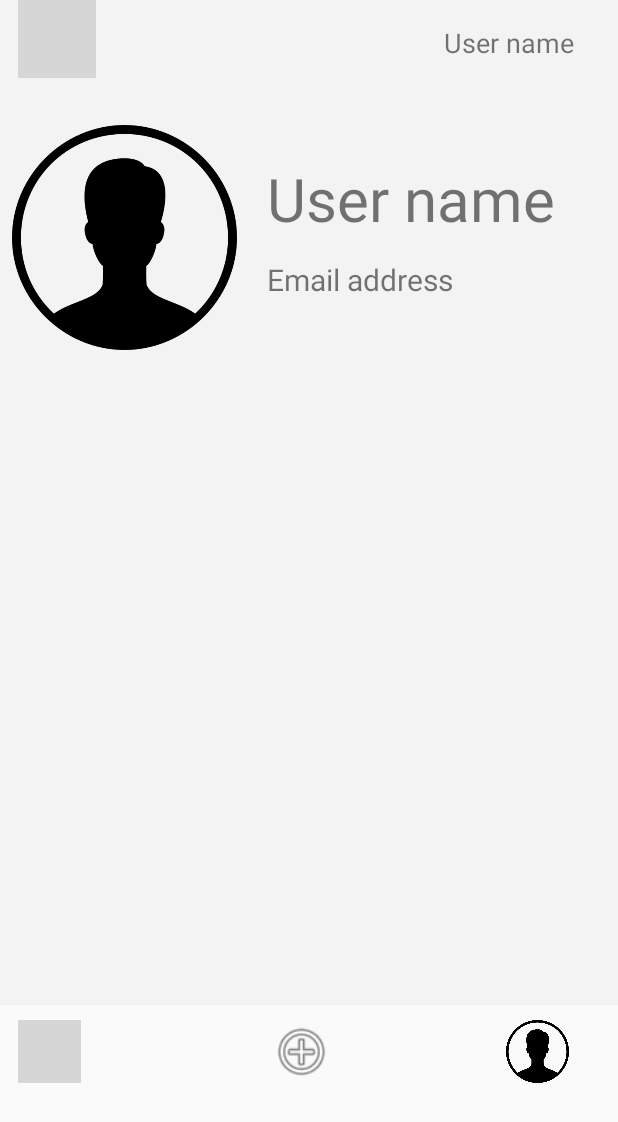
After one commit to csperamune/Traveler, an Android app: the fragment fragment_user placed in its activity, on a phone screen of 412 x 824 dp. The commit adds this screen. Shown: the top 1122 px of the screen. Run offline under Robolectric (Android 15) with nearby library versions, the phone set to English and light mode, and no system bars; grey boxes are pictures that could not be loaded.

Commit message:
Fragment
make the activity_main and activity_user as fragment

```diff
--- a/app/build.gradle
+++ b/app/build.gradle
@@ -30,6 +30,7 @@ dependencies {
     implementation 'androidx.appcompat:appcompat:1.1.0'
     implementation 'androidx.constraintlayout:constraintlayout:1.1.3'
     implementation 'com.google.firebase:firebase-database:19.2.1'
+    implementation 'androidx.legacy:legacy-support-v4:1.0.0'
     testImplementation 'junit:junit:4.12'
     androidTestImplementation 'androidx.test.ext:junit:1.1.1'
     androidTestImplementation 'androidx.test.espresso:espresso-core:3.2.0'
--- a/app/src/main/AndroidManifest.xml
+++ b/app/src/main/AndroidManifest.xml
@@ -13,11 +13,11 @@
         <activity android:name=".activity_img_viewer"></activity>
         <activity android:name=".activity_start"></activity>
         <activity android:name=".activity_signin"></activity>
-        <activity android:name=".activity_loading"><intent-filter>
+        <activity android:name=".activity_loading"></activity>
+        <activity android:name=".MainActivity"><intent-filter>
             <action android:name="android.intent.action.MAIN" />
             <category android:name="android.intent.category.LAUNCHER" />
         </intent-filter></activity>
-        <activity android:name=".MainActivity"></activity>
     </application>
 
 </manifest>
--- a/app/src/main/java/com/example/traveler/MainActivity.java
+++ b/app/src/main/java/com/example/traveler/MainActivity.java
@@ -1,8 +1,12 @@
 package com.example.traveler;
 
 import androidx.appcompat.app.AppCompatActivity;
+import androidx.fragment.app.Fragment;
+import androidx.fragment.app.FragmentManager;
+import androidx.fragment.app.FragmentTransaction;
 
 import android.os.Bundle;
+import android.view.View;
 
 public class MainActivity extends AppCompatActivity {
 
@@ -11,4 +15,22 @@ public class MainActivity extends AppCompatActivity {
         super.onCreate(savedInstanceState);
         setContentView(R.layout.activity_main);
     }
+
+    public void changeFragment(View view) {
+        Fragment fragment;
+        if (view == findViewById(R.id.home)) {
+            fragment = new fragment_wall();
+            FragmentManager fm = getSupportFragmentManager();
+            FragmentTransaction ft = fm.beginTransaction();
+            ft.replace(R.id.fgmntview, fragment);
+            ft.commit();
+        }
+        if (view == findViewById(R.id.user)) {
+            fragment = new fragment_user();
+            FragmentManager fm = getSupportFragmentManager();
+            FragmentTransaction ft = fm.beginTransaction();
+            ft.replace(R.id.fgmntview, fragment);
+            ft.commit();
+        }
+    }
 }
--- /dev/null
+++ b/app/src/main/java/com/example/traveler/fragment_user.java
@@ -0,0 +1,19 @@
+package com.example.traveler;
+
+import android.os.Bundle;
+
+import androidx.fragment.app.Fragment;
+
+import android.view.LayoutInflater;
+import android.view.View;
+import android.view.ViewGroup;
+
+public class fragment_user extends Fragment {
+
+    @Override
+    public View onCreateView(LayoutInflater inflater, ViewGroup container,
+                             Bundle savedInstanceState) {
+        // Inflate the layout for this fragment
+        return inflater.inflate(R.layout.fragment_user, container, false);
+    }
+}
--- /dev/null
+++ b/app/src/main/java/com/example/traveler/fragment_wall.java
@@ -0,0 +1,19 @@
+package com.example.traveler;
+
+import android.os.Bundle;
+
+import androidx.fragment.app.Fragment;
+
+import android.view.LayoutInflater;
+import android.view.View;
+import android.view.ViewGroup;
+
+public class fragment_wall extends Fragment {
+
+    @Override
+    public View onCreateView(LayoutInflater inflater, ViewGroup container,
+                             Bundle savedInstanceState) {
+        // Inflate the layout for this fragment
+        return inflater.inflate(R.layout.fragment_wall, container, false);
+    }
+}
--- a/app/src/main/res/layout/activity_main.xml
+++ b/app/src/main/res/layout/activity_main.xml
@@ -1,121 +1,17 @@
 <?xml version="1.0" encoding="utf-8"?>
-<androidx.constraintlayout.widget.ConstraintLayout
-    xmlns:android="http://schemas.android.com/apk/res/android"
+<LinearLayout xmlns:android="http://schemas.android.com/apk/res/android"
     xmlns:app="http://schemas.android.com/apk/res-auto"
     xmlns:tools="http://schemas.android.com/tools"
     android:layout_width="match_parent"
     android:layout_height="match_parent"
+    android:orientation="vertical"
     tools:context=".MainActivity">
-
-    <ScrollView
-        android:id="@+id/scrollView2"
-        android:layout_width="0dp"
-        android:layout_height="625dp"
-        android:layout_marginTop="8dp"
-        android:layout_marginBottom="8dp"
-        app:layout_constraintBottom_toBottomOf="parent"
-        app:layout_constraintEnd_toEndOf="parent"
-        app:layout_constraintHorizontal_bias="1.0"
-        app:layout_constraintStart_toStartOf="parent"
-        app:layout_constraintTop_toTopOf="parent">
-
-        <LinearLayout
-            android:layout_width="match_parent"
-            android:layout_height="wrap_content"
-            android:orientation="vertical">
-
-            <GridLayout
-                android:layout_width="match_parent"
-                android:layout_height="wrap_content"
-                android:alignmentMode="alignMargins"
-                android:columnCount="1"
-                android:columnOrderPreserved="false"
-                android:rowCount="2">
-
-                <LinearLayout
-                    android:layout_width="match_parent"
-                    android:layout_height="match_parent"
-                    android:gravity="center"
-                    android:orientation="vertical"
-                    android:padding="16dp">
-
-                    <ImageView
-                        android:layout_width="410dp"
-                        android:layout_height="300dp"
-                        android:src="@drawable/camp" />
-                </LinearLayout>
-
-                <LinearLayout
-                    android:layout_width="match_parent"
-                    android:layout_height="match_parent"
-                    android:gravity="center"
-                    android:orientation="vertical"
-                    android:padding="16dp">
-
-                    <ImageView
-                        android:layout_width="410dp"
-                        android:layout_height="300dp"
-                        android:src="@drawable/camp" />
-                </LinearLayout>
-
-                <LinearLayout
-                    android:layout_width="match_parent"
-                    android:layout_height="match_parent"
-                    android:gravity="center"
-                    android:orientation="vertical"
-                    android:padding="16dp">
-
-                    <ImageView
-                        android:layout_width="410dp"
-                        android:layout_height="300dp"
-                        android:src="@drawable/camp" />
-                </LinearLayout>
-            </GridLayout>
-        </LinearLayout>
-    </ScrollView>
-
-    <LinearLayout
-        android:id="@+id/top_bar"
-        android:layout_width="match_parent"
-        android:layout_height="wrap_content"
-        app:layout_constraintBottom_toTopOf="@+id/scrollView2"
-        app:layout_constraintTop_toTopOf="parent">
-
-        <ImageView
-            android:id="@+id/logo"
-            android:layout_width="52dp"
-            android:layout_height="52dp"
-            android:layout_marginLeft="12dp"
-            app:layout_constraintBottom_toTopOf="@+id/scrollView2"
-            app:layout_constraintEnd_toEndOf="parent"
-            app:layout_constraintHorizontal_bias="0.955"
-            app:layout_constraintStart_toStartOf="parent"
-            app:layout_constraintTop_toTopOf="parent"
-            app:layout_constraintVertical_bias="1.0"
-            app:srcCompat="@drawable/tr_logo" />
-
-        <TextView
-            android:id="@+id/userName"
-            android:layout_width="wrap_content"
-            android:layout_height="wrap_content"
-            android:layout_marginLeft="232dp"
-            android:layout_marginTop="16dp"
-            android:layout_marginBottom="18dp"
-            android:text="@string/user_name"
-            android:textSize="18sp"
-            app:layout_constraintBottom_toTopOf="@+id/scrollView2"
-            app:layout_constraintEnd_toStartOf="@+id/logo"
-            app:layout_constraintHorizontal_bias="0.056"
-            app:layout_constraintStart_toStartOf="parent"
-            app:layout_constraintTop_toTopOf="parent" />
-    </LinearLayout>
 
     <LinearLayout
         android:id="@+id/bottom_bar"
         android:layout_width="match_parent"
         android:layout_height="wrap_content"
-        app:layout_constraintBottom_toBottomOf="parent"
-        app:layout_constraintTop_toBottomOf="@+id/scrollView2">
+        android:layout_marginTop="672dp"><![CDATA[
         android:id="@+id/user"
         android:layout_width="32dp"
         android:layout_height="32dp"
@@ -129,13 +25,17 @@
         app:layout_constraintVertical_bias="0.6"
         app:srcCompat="@drawable/user" />
 
+        ]]>
+
         <ImageView
             android:id="@+id/home"
             android:layout_width="42dp"
             android:layout_height="42dp"
+            android:layout_marginLeft="12dp"
             android:layout_marginTop="8dp"
             android:layout_marginBottom="8dp"
-            android:layout_marginLeft="12dp"
+            android:clickable="true"
+            android:onClick="changeFragment"
             app:layout_constraintBottom_toBottomOf="parent"
             app:layout_constraintEnd_toStartOf="@+id/user"
             app:layout_constraintHorizontal_bias="0.053"
@@ -163,7 +63,18 @@
             android:layout_marginLeft="115dp"
             android:layout_marginTop="8dp"
             android:layout_marginBottom="8dp"
+            android:clickable="true"
+            android:onClick="changeFragment"
             app:srcCompat="@drawable/user" />
 
     </LinearLayout>
-</androidx.constraintlayout.widget.ConstraintLayout>
+
+    <fragment
+        android:id="@+id/fgmntview"
+        android:name="com.example.traveler.fragment_wall"
+        android:layout_width="match_parent"
+        android:layout_height="670dp"
+        android:layout_marginTop="-730dp" />
+
+
+</LinearLayout>
--- /dev/null
+++ b/app/src/main/res/layout/fragment_user.xml
@@ -0,0 +1,138 @@
+<?xml version="1.0" encoding="utf-8"?>
+<FrameLayout xmlns:android="http://schemas.android.com/apk/res/android"
+    xmlns:app="http://schemas.android.com/apk/res-auto"
+    xmlns:tools="http://schemas.android.com/tools"
+    android:layout_width="match_parent"
+    android:layout_height="match_parent"
+    android:background="#F3F3F3"
+    tools:context=".fragment_user">
+
+    <LinearLayout
+        android:id="@+id/top_bar"
+        android:layout_width="match_parent"
+        android:layout_height="wrap_content"
+        app:layout_constraintBottom_toTopOf="@+id/scrollView2"
+        app:layout_constraintTop_toTopOf="parent">
+
+        <ImageView
+            android:id="@+id/logo"
+            android:layout_width="52dp"
+            android:layout_height="52dp"
+            android:layout_marginLeft="12dp"
+            app:layout_constraintBottom_toTopOf="@+id/scrollView2"
+            app:layout_constraintEnd_toEndOf="parent"
+            app:layout_constraintHorizontal_bias="0.955"
+            app:layout_constraintStart_toStartOf="parent"
+            app:layout_constraintTop_toTopOf="parent"
+            app:layout_constraintVertical_bias="1.0"
+            app:srcCompat="@drawable/tr_logo" />
+
+        <TextView
+            android:id="@+id/userName"
+            android:layout_width="wrap_content"
+            android:layout_height="wrap_content"
+            android:layout_marginLeft="232dp"
+            android:layout_marginTop="16dp"
+            android:layout_marginBottom="18dp"
+            android:text="@string/user_name"
+            android:textSize="18sp"
+            app:layout_constraintBottom_toTopOf="@+id/scrollView2"
+            app:layout_constraintEnd_toStartOf="@+id/logo"
+            app:layout_constraintHorizontal_bias="0.056"
+            app:layout_constraintStart_toStartOf="parent"
+            app:layout_constraintTop_toTopOf="parent" />
+    </LinearLayout>
+
+    <LinearLayout
+        android:id="@+id/userInfo"
+        android:layout_width="391dp"
+        android:layout_height="166dp"
+        android:layout_marginStart="8dp"
+        android:layout_marginTop="75dp"
+        android:layout_marginEnd="8dp"
+        android:orientation="horizontal"
+        app:layout_constraintBottom_toTopOf="@+id/bottom_bar"
+        app:layout_constraintEnd_toEndOf="parent"
+        app:layout_constraintHorizontal_bias="0.0"
+        app:layout_constraintStart_toStartOf="parent"
+        app:layout_constraintTop_toBottomOf="@+id/top_bar"
+        app:layout_constraintVertical_bias="0.0">
+
+        <ImageView
+            android:id="@+id/imageView5"
+            android:layout_width="150dp"
+            android:layout_height="150dp"
+            android:layout_marginTop="8dp"
+            android:layout_marginBottom="300dp"
+            app:srcCompat="@drawable/user" />
+
+        <LinearLayout
+            android:layout_width="match_parent"
+            android:layout_height="160dp"
+            android:layout_marginLeft="20dp"
+            android:layout_marginTop="30dp"
+            android:orientation="vertical">
+
+            <TextView
+                android:layout_width="match_parent"
+                android:layout_height="67dp"
+                android:text="@string/user_name"
+                android:textSize="40dp" />
+
+            <TextView
+                android:layout_width="match_parent"
+                android:layout_height="67dp"
+                android:text="@string/user_email"
+                android:textSize="20dp" />
+        </LinearLayout>
+    </LinearLayout>
+
+    <ScrollView
+        android:id="@+id/body"
+        android:layout_width="0dp"
+        android:layout_height="0dp"
+        android:orientation="vertical"
+        app:layout_constraintBottom_toTopOf="@+id/bottom_bar"
+        app:layout_constraintEnd_toEndOf="parent"
+        app:layout_constraintStart_toStartOf="parent"
+        app:layout_constraintTop_toBottomOf="@+id/userInfo">
+
+        <GridLayout
+            android:layout_width="match_parent"
+            android:layout_height="wrap_content"
+            android:alignmentMode="alignMargins"
+            android:columnCount="1"
+            android:columnOrderPreserved="false"
+            android:rowCount="2">
+
+            <LinearLayout
+                android:layout_width="match_parent"
+                android:layout_height="match_parent"
+                android:gravity="center"
+                android:orientation="horizontal"
+                android:padding="16dp">
+
+                <ImageView
+                    android:layout_width="200dp"
+                    android:layout_height="200dp"
+                    android:src="@drawable/camp" />
+            </LinearLayout>
+
+            <LinearLayout
+                android:layout_width="match_parent"
+                android:layout_height="match_parent"
+                android:gravity="center"
+                android:orientation="vertical"
+                android:padding="16dp">
+
+                <ImageView
+                    android:layout_width="200dp"
+                    android:layout_height="200dp"
+                    android:src="@drawable/camp" />
+            </LinearLayout>
+
+
+        </GridLayout>
+    </ScrollView>
+
+</FrameLayout>
--- /dev/null
+++ b/app/src/main/res/layout/fragment_wall.xml
@@ -0,0 +1,120 @@
+<?xml version="1.0" encoding="utf-8"?>
+<FrameLayout xmlns:android="http://schemas.android.com/apk/res/android"
+    xmlns:app="http://schemas.android.com/apk/res-auto"
+    xmlns:tools="http://schemas.android.com/tools"
+    android:layout_width="match_parent"
+    android:layout_height="match_parent"
+    android:background="#F3F3F3"
+    tools:context=".fragment_wall">
+
+    <ScrollView
+        android:id="@+id/scrollView2"
+        android:layout_width="wrap_content"
+        android:layout_height="625dp"
+        android:layout_marginTop="50dp"
+        android:layout_marginBottom="8dp"
+        app:layout_constraintBottom_toBottomOf="parent"
+        app:layout_constraintEnd_toEndOf="parent"
+        app:layout_constraintHorizontal_bias="1.0"
+        app:layout_constraintStart_toStartOf="parent"
+        app:layout_constraintTop_toTopOf="parent">
+
+        <LinearLayout
+            android:layout_width="match_parent"
+            android:layout_height="wrap_content"
+            android:orientation="vertical">
+
+            <GridLayout
+                android:layout_width="match_parent"
+                android:layout_height="match_parent"
+                android:alignmentMode="alignMargins"
+                android:columnCount="1"
+                android:columnOrderPreserved="false"
+                android:rowCount="2">
+
+                <LinearLayout
+                    android:layout_width="409dp"
+                    android:layout_height="351dp"
+                    android:gravity="center"
+                    android:orientation="vertical"
+                    android:padding="20dp">
+
+                    <ImageView
+                        android:layout_width="410dp"
+                        android:layout_height="300dp"
+                        android:layout_row="0"
+                        android:layout_column="0"
+                        android:src="@drawable/camp" />
+                </LinearLayout>
+
+                <LinearLayout
+                    android:layout_width="409dp"
+                    android:layout_height="339dp"
+                    android:gravity="center"
+                    android:orientation="vertical"
+                    android:padding="20dp">
+
+                    <ImageView
+                        android:layout_width="410dp"
+                        android:layout_height="300dp"
+                        android:layout_row="0"
+                        android:layout_column="0"
+                        android:src="@drawable/camp" />
+                </LinearLayout>
+
+                <LinearLayout
+                    android:layout_width="409dp"
+                    android:layout_height="339dp"
+                    android:gravity="center"
+                    android:orientation="vertical"
+                    android:padding="20dp">
+
+                    <ImageView
+                        android:layout_width="410dp"
+                        android:layout_height="300dp"
+                        android:layout_row="0"
+                        android:layout_column="0"
+                        android:src="@drawable/camp" />
+                </LinearLayout>
+
+            </GridLayout>
+        </LinearLayout>
+    </ScrollView>
+
+    <LinearLayout
+        android:id="@+id/top_bar"
+        android:layout_width="match_parent"
+        android:layout_height="wrap_content"
+        app:layout_constraintBottom_toTopOf="@+id/scrollView2"
+        app:layout_constraintTop_toTopOf="parent">
+
+        <ImageView
+            android:id="@+id/logo"
+            android:layout_width="52dp"
+            android:layout_height="52dp"
+            android:layout_marginLeft="12dp"
+            app:layout_constraintBottom_toTopOf="@+id/scrollView2"
+            app:layout_constraintEnd_toEndOf="parent"
+            app:layout_constraintHorizontal_bias="0.955"
+            app:layout_constraintStart_toStartOf="parent"
+            app:layout_constraintTop_toTopOf="parent"
+            app:layout_constraintVertical_bias="1.0"
+            app:srcCompat="@drawable/tr_logo" />
+
+        <TextView
+            android:id="@+id/userName"
+            android:layout_width="wrap_content"
+            android:layout_height="wrap_content"
+            android:layout_marginLeft="232dp"
+            android:layout_marginTop="16dp"
+            android:layout_marginBottom="18dp"
+            android:text="@string/user_name"
+            android:textSize="18sp"
+            app:layout_constraintBottom_toTopOf="@+id/scrollView2"
+            app:layout_constraintEnd_toStartOf="@+id/logo"
+            app:layout_constraintHorizontal_bias="0.056"
+            app:layout_constraintStart_toStartOf="parent"
+            app:layout_constraintTop_toTopOf="parent" />
+    </LinearLayout>
+
+</FrameLayout>
--- a/app/src/main/res/values/strings.xml
+++ b/app/src/main/res/values/strings.xml
@@ -15,4 +15,7 @@
     <string name="create_acc">Ccreate an Account</string>
     <string name="login">Login</string>
     <string name="get_start">Let\'s get start</string>
+
+    <!-- TODO: Remove or change this placeholder text -->
+    <string name="hello_blank_fragment">Hello blank fragment</string>
 </resources>
```
